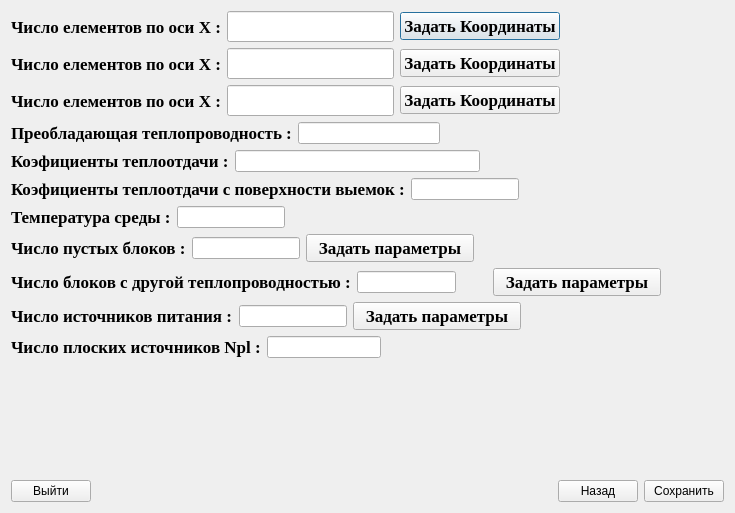
Qt form src/gui/DataEditDialog.ui (v-burlaka/Data) before a commit.
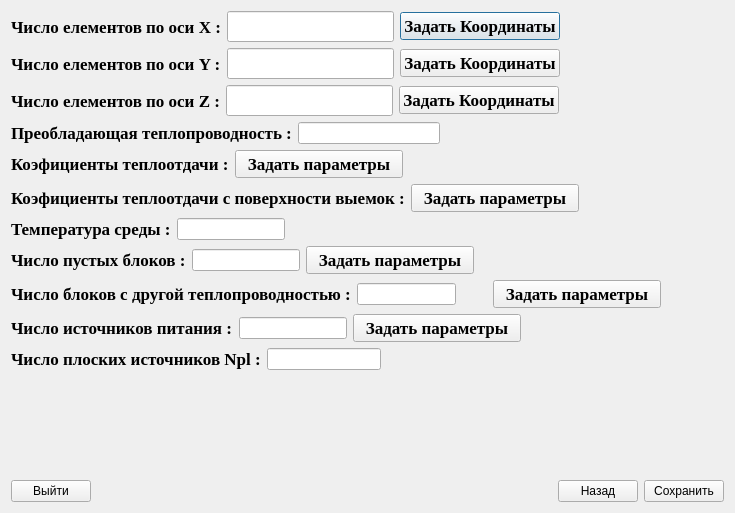
The same form after that commit.

Patch:
```diff
--- a/src/gui/DataEditDialog.ui
+++ b/src/gui/DataEditDialog.ui
@@ -114,7 +114,7 @@
             </font>
            </property>
            <property name="text">
-            <string>Число елементов по оси X :</string>
+            <string>Число елементов по оси Y :</string>
            </property>
           </widget>
          </item>
@@ -194,7 +194,7 @@
             </font>
            </property>
            <property name="text">
-            <string>Число елементов по оси X :</string>
+            <string>Число елементов по оси Z :</string>
            </property>
           </widget>
          </item>
@@ -331,7 +331,19 @@
           </widget>
          </item>
          <item>
-          <widget class="QLineEdit" name="lineEdit_5"/>
+          <widget class="QPushButton" name="pushButton_SetHeatCoefficient">
+           <property name="font">
+            <font>
+             <family>Times New Roman</family>
+             <pointsize>13</pointsize>
+             <weight>75</weight>
+             <bold>true</bold>
+            </font>
+           </property>
+           <property name="text">
+            <string>  Задать параметры  </string>
+           </property>
+          </widget>
          </item>
          <item>
           <spacer name="horizontalSpacer_8">
@@ -366,7 +378,19 @@
           </widget>
          </item>
          <item>
-          <widget class="QLineEdit" name="lineEdit_6"/>
+          <widget class="QPushButton" name="pushButton_SetHoleHeatCollection">
+           <property name="font">
+            <font>
+             <family>Times New Roman</family>
+             <pointsize>13</pointsize>
+             <weight>75</weight>
+             <bold>true</bold>
+            </font>
+           </property>
+           <property name="text">
+            <string>  Задать параметры  </string>
+           </property>
+          </widget>
          </item>
          <item>
           <spacer name="horizontalSpacer_3">
```
Left out of the diff: 49 changed lines with no effect on the pictures.
